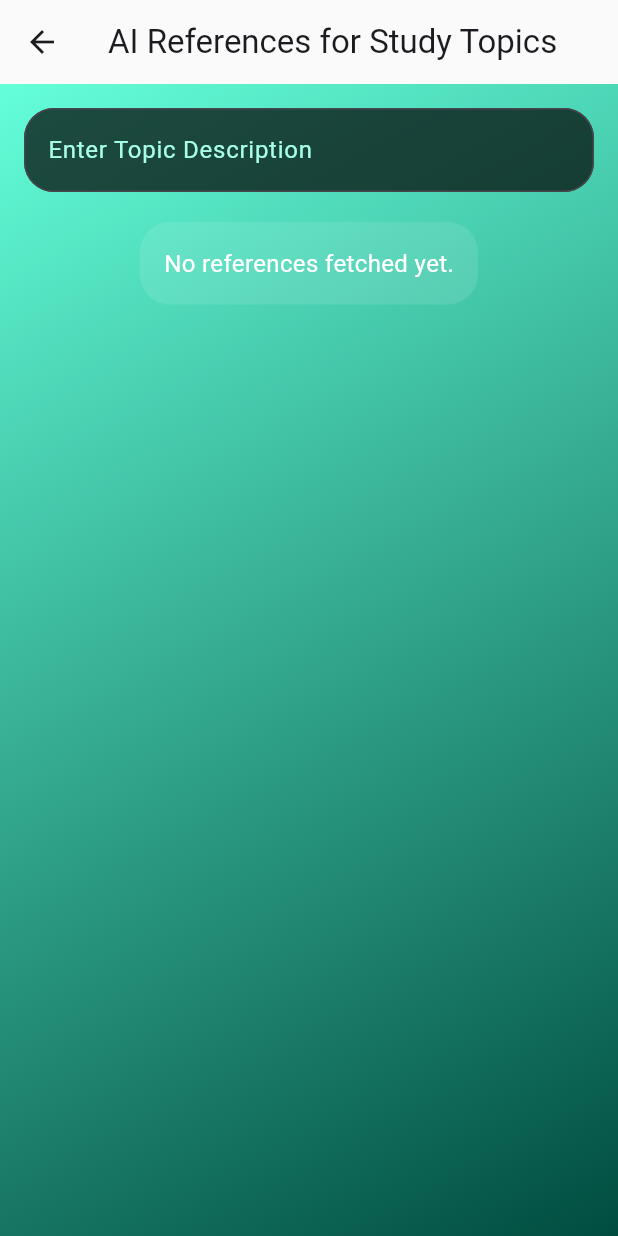
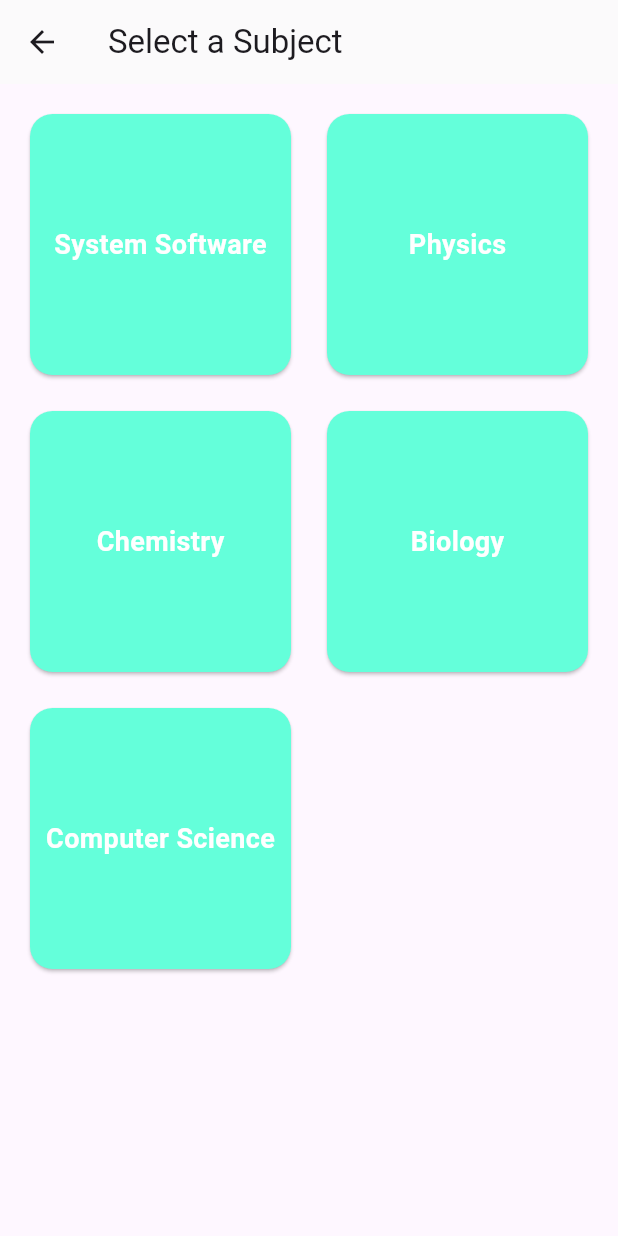
Before and after one commit to arshak-codes/student_task_app, a Flutter app: the StudyScreen screen opened by its route, on a phone screen of 412 x 824 dp. Run offline on Flutter 3.47's test engine with Material 3 defaults, Android fonts, the phone set to English and light mode, and no system bars; our stand-ins replace cloud_firestore, firebase_core, shared_preferences, sqflite; accounts and stored records are empty.

Commit message:
tudent problem not fixed

```diff
--- a/lib/study.dart
+++ b/lib/study.dart
@@ -1,131 +1,186 @@
 import 'package:flutter/material.dart';
-import 'package:http/http.dart' as http;
-import 'dart:convert';
-import 'dart:async';
-import 'package:flutter_spinkit/flutter_spinkit.dart';
+import 'package:cloud_firestore/cloud_firestore.dart'; // Import Firestore package
 
-class StudyScreen extends StatefulWidget {
+class StudyScreen extends StatelessWidget {
+  final List<String> subjects = [
+    'System Software',
+    'Physics',
+    'Chemistry',
+    'Biology',
+    'Computer Science'
+  ];
+
   @override
-  _StudyScreenState createState() => _StudyScreenState();
+  Widget build(BuildContext context) {
+    return Scaffold(
+      appBar: AppBar(
+        title: Text('Select a Subject'),
+        backgroundColor: const Color.fromARGB(221, 250, 250, 250),
+      ),
+      body: GridView.builder(
+        padding: const EdgeInsets.all(16.0),
+        gridDelegate: SliverGridDelegateWithFixedCrossAxisCount(
+          crossAxisCount: 2,
+          crossAxisSpacing: 16.0,
+          mainAxisSpacing: 16.0,
+        ),
+        itemCount: subjects.length,
+        itemBuilder: (context, index) {
+          return SubjectCard(
+            subject: subjects[index],
+            onTap: () {
+              Navigator.push(
+                context,
+                MaterialPageRoute(
+                  builder: (context) => SubjectDetailScreen(subject: subjects[index]),
+                ),
+              );
+            },
+          );
+        },
+      ),
+    );
+  }
 }
 
-class _StudyScreenState extends State<StudyScreen> {
-  final TextEditingController _controller = TextEditingController();
-  String _response = '';
-  Timer? _debounce;
-  bool _loading = false;
+class SubjectCard extends StatelessWidget {
+  final String subject;
+  final VoidCallback onTap;
 
-  Future<void> fetchReferences(String topic) async {
-    setState(() {
-      _loading = true;
-    });
-
-    final apiUrl = 'https://api.example.com/get-references'; // Replace with the actual API
-    final response = await http.post(
-      Uri.parse(apiUrl),
-      headers: {
-        'Content-Type': 'application/json',
-      },
-      body: jsonEncode({'topic': topic}),
-    );
-
-    setState(() {
-      _loading = false;
-    });
-
-    if (response.statusCode == 200) {
-      setState(() {
-        _response = jsonDecode(response.body)['references'];
-      });
-    } else {
-      setState(() {
-        _response = 'Failed to retrieve references.';
-      });
-    }
-  }
-
-  void _onTopicChanged(String topic) {
-    if (_debounce?.isActive ?? false) _debounce?.cancel();
-    _debounce = Timer(const Duration(milliseconds: 1000), () {
-      if (topic.isNotEmpty) {
-        fetchReferences(topic);
-      }
-    });
-  }
+  const SubjectCard({required this.subject, required this.onTap});
 
   @override
-  void dispose() {
-    _debounce?.cancel();
-    _controller.dispose();
-    super.dispose();
+  Widget build(BuildContext context) {
+    return GestureDetector(
+      onTap: onTap,
+      child: Card(
+        shape: RoundedRectangleBorder(borderRadius: BorderRadius.circular(15)),
+        color: Colors.tealAccent,
+        child: Center(
+          child: Text(
+            subject,
+            style: TextStyle(
+              fontSize: 18,
+              color: Colors.white,
+              fontWeight: FontWeight.bold,
+            ),
+          ),
+        ),
+      ),
+    );
+  }
+}
+
+class SubjectDetailScreen extends StatelessWidget {
+  final String subject;
+
+  SubjectDetailScreen({required this.subject});
+
+  Future<Map<String, dynamic>> fetchResourcesFromFirestore(String subject) async {
+    try {
+      // Query Firestore for resources based on the subject
+      final snapshot = await FirebaseFirestore.instance
+          .collection('resources')
+          .doc(subject)
+          .get();
+
+      if (snapshot.exists) {
+        return snapshot.data() as Map<String, dynamic>;
+      } else {
+        return {'error': 'No resources found for this subject'};
+      }
+    } catch (e) {
+      return {'error': 'Failed to fetch resources'};
+    }
   }
 
   @override
   Widget build(BuildContext context) {
     return Scaffold(
       appBar: AppBar(
-        title: Text('AI References for Study Topics'),
+        title: Text('$subject Resources'),
         backgroundColor: const Color.fromARGB(221, 250, 250, 250),
       ),
-      body: Stack(
-        children: [
-          Container(
-            decoration: BoxDecoration(
-              gradient: LinearGradient(
-                begin: Alignment.topLeft,
-                end: Alignment.bottomRight,
-                colors: [Colors.tealAccent[200]!, Colors.teal[900]!],
-              ),
-            ),
-          ),
-          Padding(
+      body: FutureBuilder<Map<String, dynamic>>(
+        future: fetchResourcesFromFirestore(subject),
+        builder: (context, snapshot) {
+          if (snapshot.connectionState == ConnectionState.waiting) {
+            return Center(child: CircularProgressIndicator());
+          } else if (snapshot.hasError || snapshot.data == null || snapshot.data!['error'] != null) {
+            return Center(child: Text('Failed to load resources.'));
+          }
+
+          final resources = snapshot.data!;
+
+          // Fetching module 1 field
+          final moduleLinks = resources['Module 1'] as List<dynamic>? ?? [];
+
+          return SingleChildScrollView(
             padding: const EdgeInsets.all(16.0),
             child: Column(
+              crossAxisAlignment: CrossAxisAlignment.start,
               children: [
-                TextField(
-                  controller: _controller,
-                  onChanged: _onTopicChanged,
-                  style: TextStyle(color: Colors.white),
-                  decoration: InputDecoration(
-                    labelText: 'Enter Topic Description',
-                    labelStyle: TextStyle(color: Colors.tealAccent[100]),
-                    filled: true,
-                    fillColor: Colors.black.withOpacity(0.7),
-                    border: OutlineInputBorder(
-                      borderRadius: BorderRadius.circular(20),
-                    ),
-                  ),
-                ),
+                Text('Module Links', style: TextStyle(fontSize: 20, fontWeight: FontWeight.bold)),
+                SizedBox(height: 10),
+                ...moduleLinks.map((link) => ResourceTile(title: link['title'], link: link['url'])),
+                // Commented out parts related to articles and videos
+                // SizedBox(height: 20),
+                // Text('Articles', style: TextStyle(fontSize: 20, fontWeight: FontWeight.bold)),
+                // SizedBox(height: 10),
+                // ...articles.map((article) => ResourceTile(title: article['title'], link: article['link'])),
+                // SizedBox(height: 20),
+                // Text('YouTube Videos', style: TextStyle(fontSize: 20, fontWeight: FontWeight.bold)),
+                // SizedBox(height: 10),
+                // ...videos.map((video) => ResourceTile(title: video['title'], link: video['link'])),
                 SizedBox(height: 20),
-                Expanded(
-                  child: _loading
-                      ? Center(
-                          child: SpinKitFadingCircle(
-                            color: Colors.tealAccent,
-                            size: 50.0,
-                          ),
-                        )
-                      : SingleChildScrollView(
-                          child: Container(
-                            padding: EdgeInsets.all(16),
-                            decoration: BoxDecoration(
-                              color: Colors.white.withOpacity(0.1),
-                              borderRadius: BorderRadius.circular(20),
-                            ),
-                            child: Text(
-                              _response.isEmpty
-                                  ? 'No references fetched yet.'
-                                  : _response,
-                              style: TextStyle(fontSize: 16, color: Colors.white),
-                            ),
-                          ),
-                        ),
-                ),
+                Text('AI-Powered Suggestions', style: TextStyle(fontSize: 20, fontWeight: FontWeight.bold)),
+                SizedBox(height: 10),
+                AIInsightsSection(subject: subject),
               ],
             ),
-          ),
-        ],
+          );
+        },
       ),
     );
   }
 }
+
+class ResourceTile extends StatelessWidget {
+  final String title;
+  final String link;
+
+  const ResourceTile({required this.title, required this.link});
+
+  @override
+  Widget build(BuildContext context) {
+    return ListTile(
+      title: Text(title, style: TextStyle(color: Colors.teal[900], fontWeight: FontWeight.w600)),
+      subtitle: Text(link),
+      trailing: Icon(Icons.launch),
+      onTap: () {
+        // Logic to launch the link (e.g., using url_launcher package)
+      },
+    );
+  }
+}
+
+class AIInsightsSection extends StatelessWidget {
+  final String subject;
+
+  const AIInsightsSection({required this.subject});
+
+  @override
+  Widget build(BuildContext context) {
+    return Column(
+      crossAxisAlignment: CrossAxisAlignment.start,
+      children: [
+        Text('Based on your recent performance in $subject, here are some suggestions:'),
+        SizedBox(height: 10),
+        Text('- Focus on improving your weak areas, especially in topic X.'),
+        Text('- Consider watching this detailed video on Y.'),
+        Text('- Use these practice resources to improve your understanding.'),
+        // More suggestions based on the AI analysis.
+      ],
+    );
+  }
+}
--- a/pubspec.yaml
+++ b/pubspec.yaml
@@ -36,6 +36,8 @@ dependencies:
   sqflite: ^2.3.3+1
   http: ^1.2.2
   flutter_spinkit: ^5.2.1
+  firebase_core: ^3.6.0
+  cloud_firestore: ^5.4.4
 
   # The following adds the Cupertino Icons font to your application.
   # Use with the CupertinoIcons class for iOS style icons.
```
Also changed, not shown: lib/login.dart (+9 -9 lines), lib/main.dart (+7 -3 lines), pubspec.lock, 7 other files.
